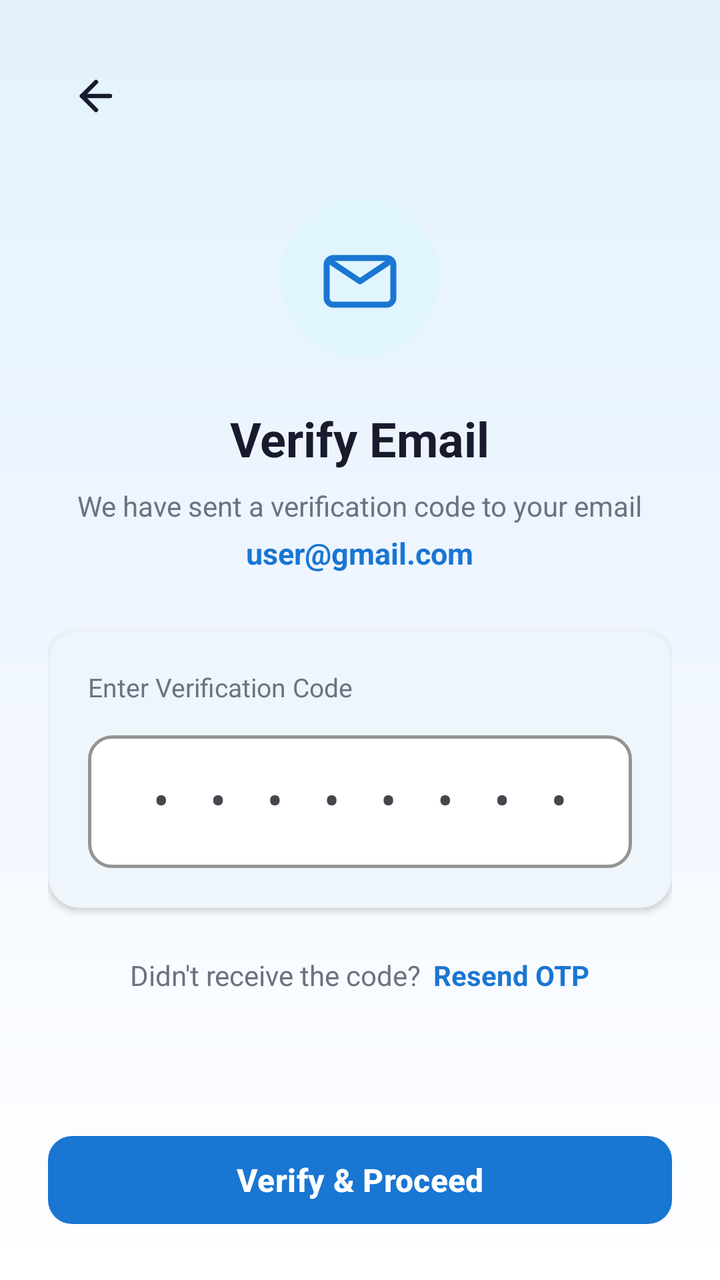
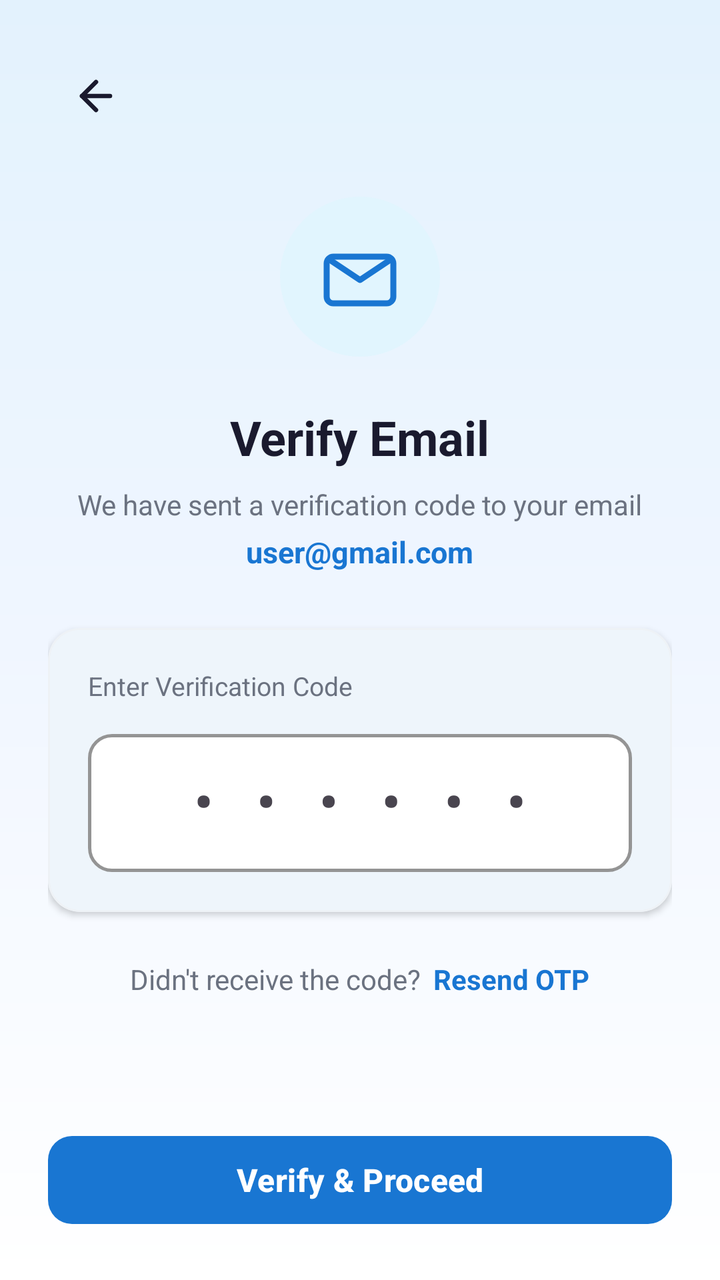

Compare the two renders of this Android layout. The source of the first and the diff that turns it into the second are given below.
<!-- AndroidManifest.xml: activity theme Theme.MediQ.Auth -->
<!-- res/layout/activity_otp_verification.xml -->
<?xml version="1.0" encoding="utf-8"?>
<androidx.constraintlayout.widget.ConstraintLayout xmlns:android="http://schemas.android.com/apk/res/android"
    xmlns:app="http://schemas.android.com/apk/res-auto"
    xmlns:tools="http://schemas.android.com/tools"
    android:id="@+id/rootOtpVerification"
    android:layout_width="match_parent"
    android:layout_height="match_parent"
    android:background="@drawable/bg_gradient_light_blue"
    android:fitsSystemWindows="true"
    android:padding="24dp">

    
    <ImageButton
        android:id="@+id/btnBack"
        android:layout_width="48dp"
        android:layout_height="48dp"
        android:background="?attr/selectableItemBackgroundBorderless"
        android:contentDescription="@string/btn_cancel"
        android:padding="12dp"
        android:src="@drawable/ic_arrow_back"
        app:layout_constraintStart_toStartOf="parent"
        app:layout_constraintTop_toTopOf="parent" />

    
    <LinearLayout
        android:layout_width="match_parent"
        android:layout_height="wrap_content"
        android:gravity="center_horizontal"
        android:orientation="vertical"
        app:layout_constraintBottom_toTopOf="@+id/btnVerifyOtp"
        app:layout_constraintTop_toBottomOf="@+id/btnBack"
        app:layout_constraintVertical_bias="0.3">

        
        <FrameLayout
            android:layout_width="80dp"
            android:layout_height="80dp"
            android:background="@drawable/bg_icon_rounded_blue">

            <ImageView
                android:layout_width="40dp"
                android:layout_height="40dp"
                android:layout_gravity="center"
                android:src="@drawable/ic_email_outline"
                app:tint="@color/colorPrimary"
                android:contentDescription="Email Verification" />
        </FrameLayout>

        
        <TextView
            android:id="@+id/tvOtpTitle"
            android:layout_width="wrap_content"
            android:layout_height="wrap_content"
            android:layout_marginTop="24dp"
            android:text="@string/otp_title"
            android:textColor="@color/colorTextPrimary"
            android:textSize="24sp"
            android:textStyle="bold" />

        
        <TextView
            android:id="@+id/tvOtpSubtitle"
            android:layout_width="wrap_content"
            android:layout_height="wrap_content"
            android:layout_marginTop="8dp"
            android:gravity="center"
            android:text="@string/otp_subtitle"
            android:textColor="@color/colorTextSecondary"
            android:textSize="14sp" />

        
        <TextView
            android:id="@+id/tvTargetEmail"
            android:layout_width="wrap_content"
            android:layout_height="wrap_content"
            android:layout_marginTop="4dp"
            android:gravity="center"
            android:text="user@gmail.com"
            android:textColor="@color/colorPrimary"
            android:textSize="15sp"
            android:textStyle="bold" />

        
        <com.google.android.material.card.MaterialCardView
            style="@style/Widget.MediQ.CardView"
            android:layout_width="match_parent"
            android:layout_height="wrap_content"
            android:layout_marginTop="28dp"
            app:cardCornerRadius="16dp"
            app:cardElevation="2dp"
            app:strokeColor="#EEF2F6"
            app:strokeWidth="1dp">

            <LinearLayout
                android:layout_width="match_parent"
                android:layout_height="wrap_content"
                android:orientation="vertical"
                android:padding="20dp">

                <TextView
                    android:layout_width="wrap_content"
                    android:layout_height="wrap_content"
                    android:text="@string/otp_enter_code"
                    android:textColor="@color/colorTextSecondary"
                    android:textSize="13sp" />

                <com.google.android.material.textfield.TextInputLayout
                    android:id="@+id/tilOtpCode"
                    style="@style/Widget.MediQ.TextInputLayout"
                    android:layout_width="match_parent"
                    android:layout_height="wrap_content"
                    android:layout_marginTop="10dp"
                    app:boxStrokeColor="@color/colorPrimary"
                    app:boxStrokeWidth="1.5dp">

                    <com.google.android.material.textfield.TextInputEditText
                        android:id="@+id/etOtpCode"
                        android:layout_width="match_parent"
                        android:layout_height="wrap_content"
                        android:gravity="center"
                        android:hint="• • • • • • • •"
                        android:inputType="number"
                        android:letterSpacing="0.3"
                        android:maxLength="8"
                        android:textColor="@color/colorTextPrimary"
                        android:textSize="24sp"
                        android:textStyle="normal" />
                </com.google.android.material.textfield.TextInputLayout>

            </LinearLayout>
        </com.google.android.material.card.MaterialCardView>

        
        <LinearLayout
            android:layout_width="wrap_content"
            android:layout_height="wrap_content"
            android:layout_marginTop="20dp"
            android:gravity="center_vertical"
            android:orientation="horizontal">

            <TextView
                android:layout_width="wrap_content"
                android:layout_height="wrap_content"
                android:text="@string/text_didnt_receive_otp"
                android:textColor="@color/colorTextSecondary"
                android:textSize="14sp" />

            <TextView
                android:id="@+id/tvResendOtp"
                android:layout_width="wrap_content"
                android:layout_height="wrap_content"
                android:layout_marginStart="6dp"
                android:background="?attr/selectableItemBackground"
                android:paddingVertical="4dp"
                android:text="@string/text_resend_otp"
                android:textColor="@color/colorPrimary"
                android:textSize="14sp"
                android:textStyle="bold" />
        </LinearLayout>

        
        <ProgressBar
            android:id="@+id/progressBar"
            android:layout_width="32dp"
            android:layout_height="32dp"
            android:layout_marginTop="16dp"
            android:indeterminateTint="@color/colorPrimary"
            android:visibility="gone" />

    </LinearLayout>

    
    <com.google.android.material.button.MaterialButton
        android:id="@+id/btnVerifyOtp"
        style="@style/Widget.MediQ.Button.Primary"
        android:layout_width="match_parent"
        android:layout_height="52dp"
        android:text="@string/btn_verify_otp"
        app:layout_constraintBottom_toBottomOf="parent"
        app:layout_constraintEnd_toEndOf="parent"
        app:layout_constraintStart_toStartOf="parent" />

</androidx.constraintlayout.widget.ConstraintLayout>
<!-- resources referenced by this layout -->
<resources>
  <color name="colorPrimary">#1976D2</color>
  <color name="colorTextPrimary">#1A1A2E</color>
  <color name="colorTextSecondary">#6B7280</color>
  <!-- drawable bg_gradient_light_blue (drawable) -->
  <?xml version="1.0" encoding="utf-8"?>
  <shape xmlns:android="http://schemas.android.com/apk/res/android"
      android:shape="rectangle">
      <gradient
          android:startColor="#E3F2FD"
          android:centerColor="#F0F6FF"
          android:endColor="#FFFFFF"
          android:angle="270" />
  </shape>
  <!-- drawable bg_icon_rounded_blue (drawable) -->
  <?xml version="1.0" encoding="utf-8"?>
  <shape xmlns:android="http://schemas.android.com/apk/res/android"
      android:shape="oval">
      <solid android:color="@color/colorInfoLight" />
  </shape>
  <!-- drawable ic_arrow_back (drawable) -->
  <vector xmlns:android="http://schemas.android.com/apk/res/android"
      android:width="24dp"
      android:height="24dp"
      android:viewportWidth="24"
      android:viewportHeight="24">
      <path
          android:fillColor="#00000000"
          android:strokeColor="#1A1A2E"
          android:strokeWidth="2.2"
          android:strokeLineCap="round"
          android:strokeLineJoin="round"
          android:pathData="M19,12 L5,12" />
      <path
          android:fillColor="#00000000"
          android:strokeColor="#1A1A2E"
          android:strokeWidth="2.2"
          android:strokeLineCap="round"
          android:strokeLineJoin="round"
          android:pathData="M12,19 L5,12 L12,5" />
  </vector>
  <string name="btn_cancel">Cancel</string>
  <string name="btn_verify_otp">Verify &amp; Proceed</string>
  <string name="otp_enter_code">Enter Verification Code</string>
  <string name="otp_subtitle">We have sent a verification code to your email</string>
  <string name="otp_title">Verify Email</string>
  <string name="text_didnt_receive_otp">Didn\'t receive the code?</string>
  <string name="text_resend_otp">Resend OTP</string>
  <style name="Widget.MediQ.Button.Primary" parent="Widget.Material3.Button">
          <item name="backgroundTint">@color/colorPrimary</item>
          <item name="android:textColor">@color/white</item>
          <item name="android:textSize">16sp</item>
          <item name="android:textStyle">bold</item>
          <item name="cornerRadius">12dp</item>
          <item name="android:minHeight">52dp</item>
      </style>
  <style name="Widget.MediQ.CardView" parent="Widget.Material3.CardView.Elevated">
          <item name="cardCornerRadius">16dp</item>
          <item name="cardElevation">2dp</item>
          <item name="cardBackgroundColor">@color/colorCardBackground</item>
      </style>
  <style name="Widget.MediQ.TextInputLayout" parent="Widget.Material3.TextInputLayout.OutlinedBox">
          <item name="boxCornerRadiusTopStart">12dp</item>
          <item name="boxCornerRadiusTopEnd">12dp</item>
          <item name="boxCornerRadiusBottomStart">12dp</item>
          <item name="boxCornerRadiusBottomEnd">12dp</item>
          <item name="boxStrokeColor">@color/colorDivider</item>
          <item name="boxBackgroundColor">@color/colorSurface</item>
      </style>
  <style name="Theme.MediQ.Auth" parent="Theme.MediQ">
          <item name="android:windowBackground">@color/colorBackgroundLight</item>
          <item name="android:statusBarColor">@color/colorBackgroundLight</item>
      </style>
  <color name="colorInfoLight">#E1F5FE</color>
  <color name="white">#FFFFFFFF</color>
  <color name="colorCardBackground">#FFFFFF</color>
  <color name="colorDivider">#E0E0E0</color>
  <color name="colorSurface">#FFFFFF</color>
  <style name="Theme.MediQ" parent="Base.Theme.MediQ" />
  <color name="colorBackgroundLight">#EEF4FF</color>
  <color name="colorPrimaryDark">#1565C0</color>
  <color name="colorAccent">#2196F3</color>
  <color name="colorBackground">#F5F8FF</color>
  <color name="colorTextHint">#9CA3AF</color>
  <!-- unchanged entries left out for length: 2 -->
</resources>

<!-- the commit's change to res/layout/activity_otp_verification.xml (unified diff, before → after) -->
@@ -118,13 +118,13 @@
                         android:layout_width="match_parent"
                         android:layout_height="wrap_content"
                         android:gravity="center"
-                        android:hint="• • • • • • • •"
+                        android:hint="• • • • • •"
                         android:inputType="number"
                         android:letterSpacing="0.3"
-                        android:maxLength="8"
+                        android:maxLength="6"
                         android:textColor="@color/colorTextPrimary"
-                        android:textSize="24sp"
-                        android:textStyle="normal" />
+                        android:textSize="26sp"
+                        android:textStyle="bold" />
                 </com.google.android.material.textfield.TextInputLayout>
 
             </LinearLayout>
